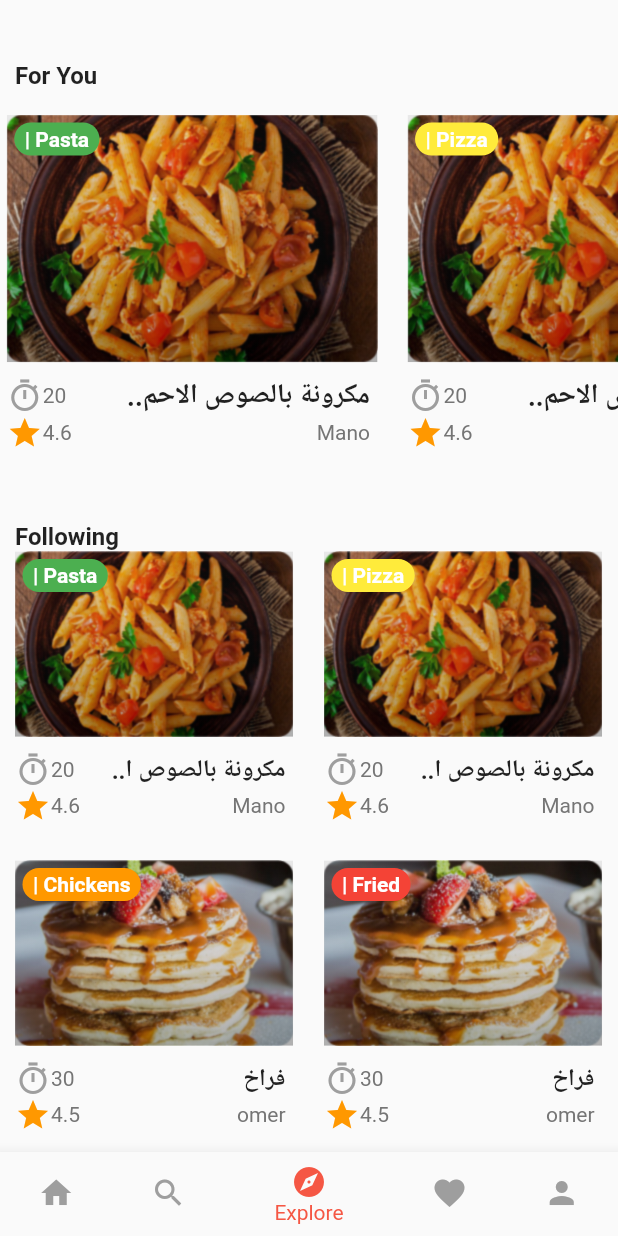
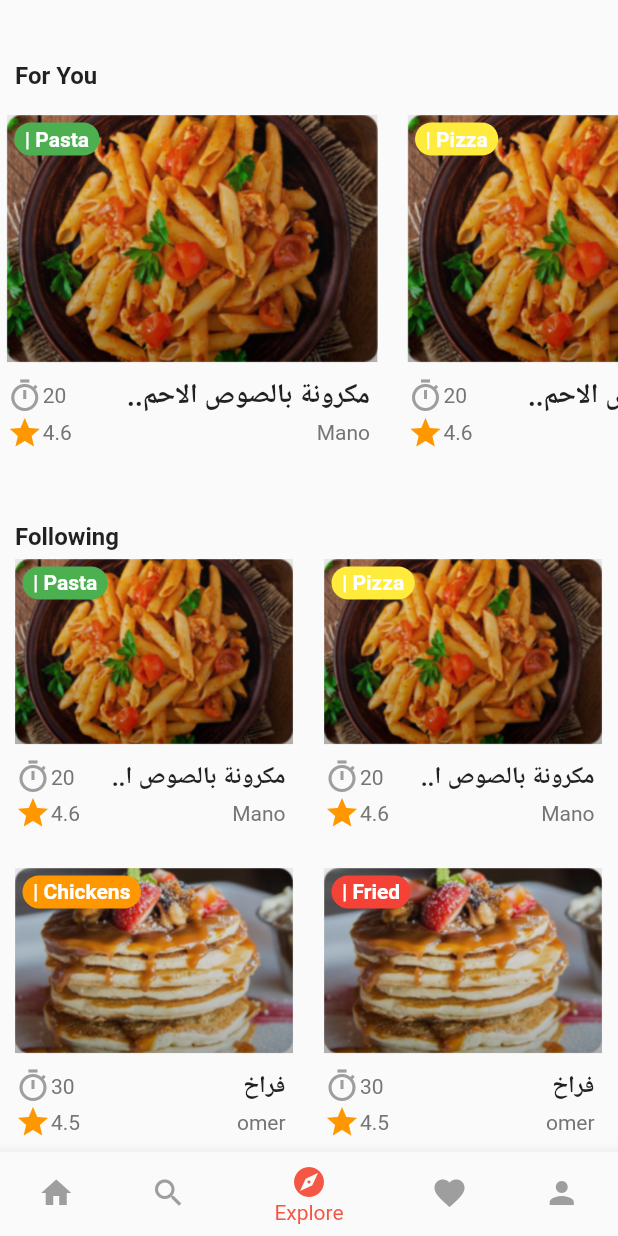
Before and after one commit to Hegazy02/foodcon, a Flutter app: the masterPage screen opened by its route, item 3 of the bottom bar chosen, on a phone screen of 412 x 824 dp. Run offline on Flutter 3.47's test engine with Material 2 defaults, Android fonts, the phone set to English and light mode, and no system bars; our stand-ins replace flutter_staggered_animations, sizer.

Commit message:
fixing  bugs

```diff
--- a/lib/Pages/MainPages/explorePage.dart
+++ b/lib/Pages/MainPages/explorePage.dart
@@ -1,4 +1,5 @@
 import 'package:flutter/material.dart';
+import 'package:flutter_staggered_animations/flutter_staggered_animations.dart';
 import 'package:foodcon/Components/CustomButton.dart';
 import 'package:foodcon/Pages/MainPages/homePage.dart';
 import 'package:foodcon/Services/Lists/Lists.dart';
@@ -104,24 +105,27 @@ class ExplorePage extends StatelessWidget {
         //             ));
         //       }),
         // )
-
-        SizedBox(
-          height: height! * 0.47,
-          child: GridView.builder(
-            itemCount: autoList.length,
-            gridDelegate: SliverGridDelegateWithMaxCrossAxisExtent(
-              maxCrossAxisExtent: 300,
-              childAspectRatio: 2 / 2,
-            ),
-            itemBuilder: (context, index) {
-              return CustomExplore(
+        Expanded(
+          child: AnimationLimiter(
+            child: GridView.count(
+                padding: EdgeInsets.only(top: 5),
+                crossAxisCount: 2,
+                children: List.generate(autoList.length, (index) {
+                  return AnimationConfiguration.staggeredGrid(
+                    position: index,
+                    duration: const Duration(milliseconds: 375),
+                    columnCount: 2,
+                    child: ScaleAnimation(
+                        child: FadeInAnimation(
+                            child: CustomExplore(
                       index: index,
                       height: height! * 0.15,
                       width: width! * 0.45,
                       isGrid: true,
                       myList: autoList,
+                    ))),
                   );
-            },
+                })),
           ),
         )
       ],
--- a/lib/Pages/MainPages/homePage.dart
+++ b/lib/Pages/MainPages/homePage.dart
@@ -127,16 +127,21 @@ class HomePage extends StatelessWidget {
                           sigmaX: 1.5,
                           sigmaY: 1,
                           onTap: () {
+                            value.ScreenIndex = 0;
                             value.isCate = index;
+                            print(value.isCate);
+                            print("**isCate ${value.isCate}");
 
                             if (index == 0) {
                               value.fil2 = autoList;
+                              print("**fil2 ${value.fil2}");
                             } else {
                               value.fil2 = autoList
                                   .where((element) =>
                                       element['category'] ==
                                       foodList[index]['category'])
                                   .toList();
+                              print("**fil2 ${value.fil2}");
                             }
 
                             Navigator.push(
```
Also changed, not shown: lib/Pages/fullScreenCate.dart (+6 -7 lines). Lines whose indentation alone changed are shown as unchanged.
